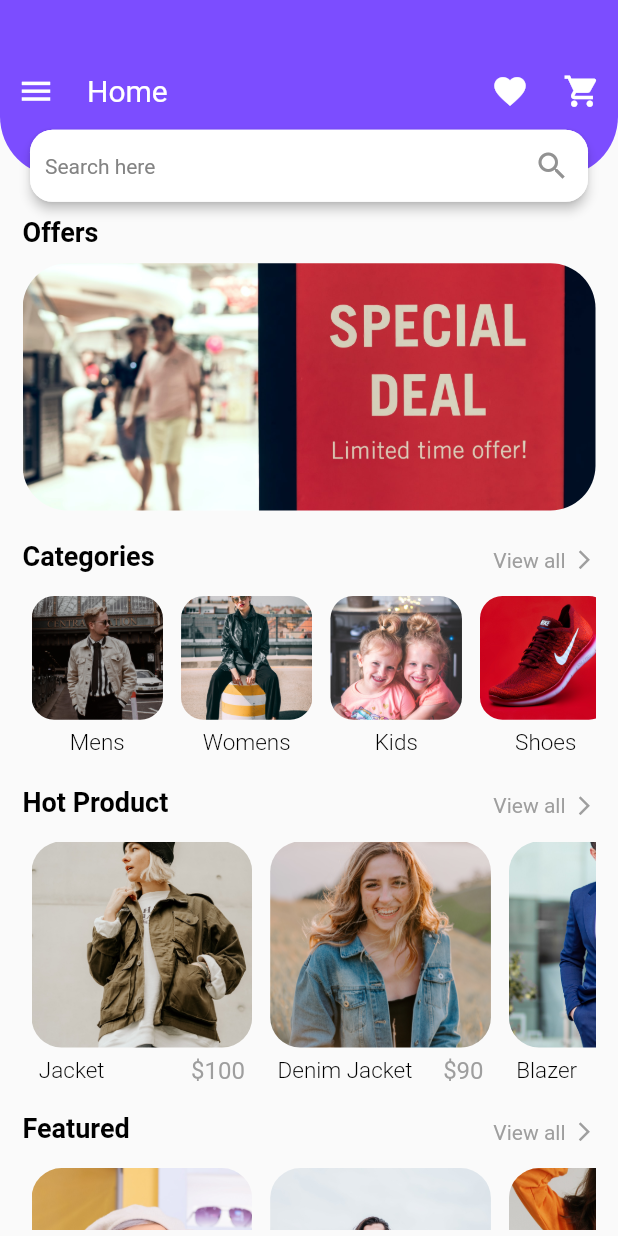
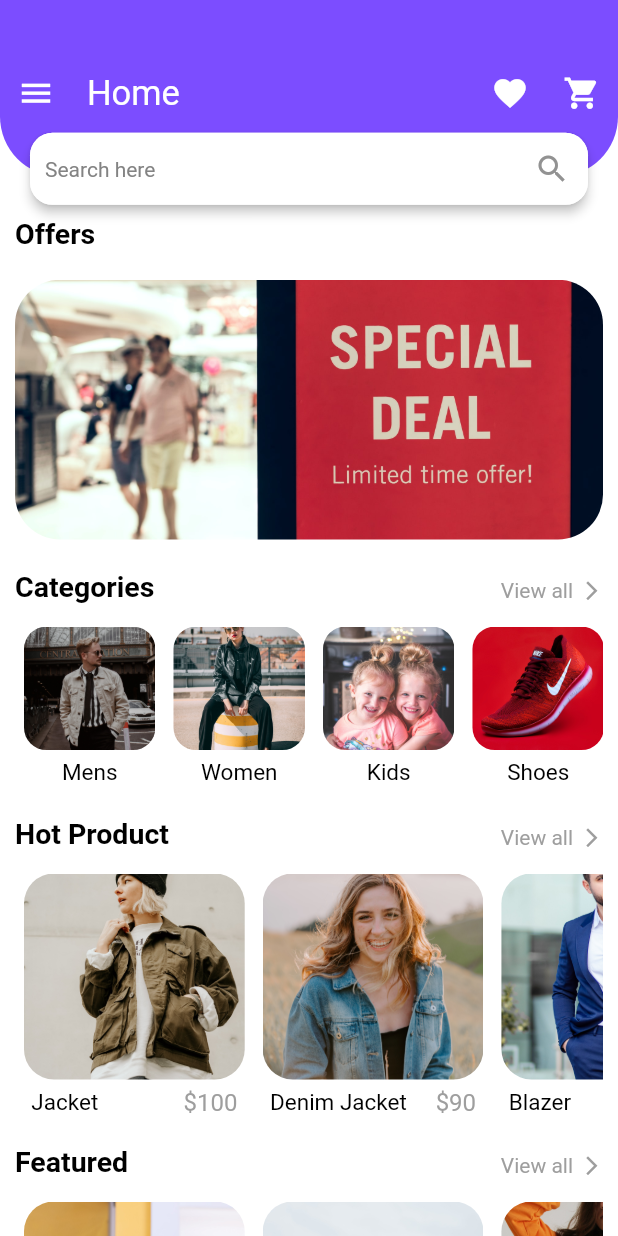
Before and after one commit to AmirBayat0/Flutter-E-Commerce-app-test, a Flutter app: the screen it shows after launch, on a phone screen of 412 x 824 dp. Run offline on Flutter 3.47's test engine with Material 2 defaults, Android fonts, the phone set to English and light mode, and no system bars; our stand-ins replace animate_do, flutter_spinkit, google_fonts.

Commit message:
New Version!

```diff
--- a/flutter_e_commerce_test/lib/components/big_item.dart
+++ b/flutter_e_commerce_test/lib/components/big_item.dart
@@ -1,29 +1,31 @@
+import 'package:animate_do/animate_do.dart';
 import 'package:flutter/material.dart';
 
 class BigItemSection extends StatelessWidget {
   const BigItemSection({
     Key? key,
-    required this.size,
-    required this.textTheme,
-    required this.itemlist,
+    required this.itemList,
   }) : super(key: key);
 
-  final Size size;
-  final TextTheme textTheme;
-  final List itemlist;
+  final List itemList;
 
   @override
   Widget build(BuildContext context) {
+    var textTheme = Theme.of(context).textTheme;
+    var size = MediaQuery.of(context).size;
+
     return Container(
       margin: const EdgeInsets.only(top: 10),
       width: size.width,
       height: size.height / 4.8,
       child: ListView.builder(
           physics: const BouncingScrollPhysics(),
-          itemCount: itemlist.length,
+          itemCount: itemList.length,
           scrollDirection: Axis.horizontal,
           itemBuilder: (ctx, index) {
-            return Column(
+            return FadeInRight(
+              delay: Duration(milliseconds: index * 200),
+              child: Column(
                 children: [
                   Container(
                     margin: const EdgeInsets.all(6),
@@ -32,7 +34,7 @@ class BigItemSection extends StatelessWidget {
                     decoration: BoxDecoration(
                         borderRadius: BorderRadius.circular(20),
                         image: DecorationImage(
-                          image: AssetImage(itemlist[index].img),
+                            image: AssetImage(itemList[index].img),
                             fit: BoxFit.cover)),
                   ),
                   SizedBox(
@@ -41,17 +43,18 @@ class BigItemSection extends StatelessWidget {
                       mainAxisAlignment: MainAxisAlignment.spaceBetween,
                       children: [
                         Text(
-                        itemlist[index].title,
+                          itemList[index].title,
                           style: textTheme.headline5,
                         ),
                         Text(
-                        "\$${itemlist[index].price}",
+                          "\$${itemList[index].price}",
                           style: textTheme.headline6,
                         )
                       ],
                     ),
                   )
                 ],
+              ),
             );
           }),
     );
--- a/flutter_e_commerce_test/lib/components/middle_text.dart
+++ b/flutter_e_commerce_test/lib/components/middle_text.dart
@@ -1,21 +1,16 @@
 import 'package:flutter/material.dart';
-
-import '../utils/strings.dart';
+import 'package:flutter_e_commerce_test/utils/strings.dart';
 
 class MiddleText extends StatelessWidget {
-  const MiddleText(
-      {Key? key,
-      required this.textTheme,
-      required this.text,
-      required this.delay})
+  const MiddleText({Key? key, required this.text, required this.delay})
       : super(key: key);
 
-  final TextTheme textTheme;
   final String text;
   final double delay;
 
   @override
   Widget build(BuildContext context) {
+    var textTheme = Theme.of(context).textTheme;
     return Column(
       children: [
         Row(
@@ -23,14 +18,14 @@ class MiddleText extends StatelessWidget {
           children: [
             Text(
               text,
-              style: textTheme.headline2,
+              style: textTheme.displayMedium,
             ),
             Expanded(child: Container()),
             Row(
               children: [
                 Text(
                   MyStrings.viewAllText,
-                  style: textTheme.headline3,
+                  style: textTheme.displaySmall,
                 ),
                 const SizedBox(
                   width: 5,
--- a/flutter_e_commerce_test/lib/data/dummy_data.dart
+++ b/flutter_e_commerce_test/lib/data/dummy_data.dart
@@ -1,6 +1,5 @@
 import 'package:flutter_e_commerce_test/gen/assets.gen.dart';
-
-import '../model/model.dart';
+import 'package:flutter_e_commerce_test/model/model.dart';
 
 /// Offers List
 List<String> offersList = [
@@ -17,7 +16,7 @@ List<String> offersList = [
 /// Categories List
 List<Categories> categoriesList = [
   Categories(title: "Mens", img: Assets.images.mens.path),
-  Categories(title: "Womens", img: Assets.images.womens.path),
+  Categories(title: "Women", img: Assets.images.womens.path),
   Categories(title: "Kids", img: Assets.images.kids.path),
   Categories(title: "Shoes", img: Assets.images.shoes.path),
   Categories(title: "Bags", img: Assets.images.bags.path),
@@ -37,7 +36,7 @@ List<Products> hotProductList = [
   Products(title: "T-shirt", img: Assets.images.tShirt.path, price: 70),
 ];
 
-/// Feattured List
+/// Featured List
 List<Products> featuredList = [
   Products(title: "Sunglasses", img: Assets.images.glass.path, price: 230),
   Products(title: "Sweater", img: Assets.images.sw.path, price: 67),
@@ -48,7 +47,6 @@ List<Products> featuredList = [
   Products(title: "Shirt", img: Assets.images.shirt.path, price: 100),
   Products(title: "Box", img: Assets.images.box.path, price: 105),
 ];
-
 
 /// Best for Customer List
 List<Products> bestsForCustomerList = [
--- a/flutter_e_commerce_test/lib/main.dart
+++ b/flutter_e_commerce_test/lib/main.dart
@@ -1,14 +1,22 @@
 import 'package:flutter/material.dart';
-import 'package:flutter/services.dart';
+import 'package:flutter_e_commerce_test/view/splash.dart';
+import 'package:google_fonts/google_fonts.dart';
 
-///
-import '../view/splash.dart';
+//
+// Created by CodeWithFlexZ
+// Tutorials on my YouTube
+//
+//! Instagram
+//! @CodeWithFlexZ
+//
+//? GitHub
+//? AmirBayat0
+//
+//* YouTube
+//* Programming with FlexZ
+//
 
 void main() {
-  SystemChrome.setSystemUIOverlayStyle(const SystemUiOverlayStyle(
-    statusBarColor: Colors.deepPurpleAccent,
-    statusBarIconBrightness: Brightness.light,
-  ));
   runApp(const MyApp());
 }
 
@@ -22,19 +30,37 @@ class MyApp extends StatelessWidget {
       title: 'Flutter E-Commerce app test',
       home: const SplashScreen(),
       theme: ThemeData(
-        textTheme: const TextTheme(
-          headline1: TextStyle(
-              color: Colors.white, fontSize: 20, fontWeight: FontWeight.normal),
-          headline2: TextStyle(
-              color: Colors.black, fontSize: 18, fontWeight: FontWeight.bold),
-          headline3: TextStyle(
-              color: Colors.grey, fontSize: 14, fontWeight: FontWeight.w400),
-          headline4: TextStyle(
-              color: Colors.black, fontSize: 15, fontWeight: FontWeight.w300),
-          headline5: TextStyle(
-              color: Colors.black, fontSize: 15, fontWeight: FontWeight.w300),
-          headline6: TextStyle(
-              color: Colors.grey, fontSize: 16, fontWeight: FontWeight.w400),
+        textTheme: TextTheme(
+          displayLarge: GoogleFonts.roboto(
+            color: Colors.white,
+            fontSize: 23,
+            fontWeight: FontWeight.normal,
+          ),
+          displayMedium: GoogleFonts.roboto(
+            color: Colors.black,
+            fontSize: 19,
+            fontWeight: FontWeight.bold,
+          ),
+          displaySmall: GoogleFonts.roboto(
+            color: Colors.grey,
+            fontSize: 14,
+            fontWeight: FontWeight.w400,
+          ),
+          headlineMedium: GoogleFonts.roboto(
+            color: Colors.black,
+            fontSize: 15,
+            fontWeight: FontWeight.w400,
+          ),
+          headlineSmall: GoogleFonts.roboto(
+            color: Colors.black,
+            fontSize: 15,
+            fontWeight: FontWeight.w400,
+          ),
+          titleLarge: GoogleFonts.roboto(
+            color: Colors.grey,
+            fontSize: 16,
+            fontWeight: FontWeight.w400,
+          ),
         ),
       ),
     );
--- a/flutter_e_commerce_test/lib/model/model.dart
+++ b/flutter_e_commerce_test/lib/model/model.dart
@@ -2,7 +2,6 @@ class Categories {
   String title;
   String img;
 
-  ///
   Categories({
     required this.title,
     required this.img,
@@ -14,7 +13,6 @@ class Products {
   String img;
   int price;
 
-  ///
   Products({
     required this.title,
     required this.img,
--- a/flutter_e_commerce_test/lib/utils/strings.dart
+++ b/flutter_e_commerce_test/lib/utils/strings.dart
@@ -1,8 +1,9 @@
-class MyStrings{
+class MyStrings {
+  MyStrings._();
   static const String categoriesText = "Categories";
   static const String offersText = "Offers";
   static const String hotProductText = "Hot Product";
   static const String featuredText = "Featured";
-  static const String bestForCustomerdText = "Bests For Customer";
+  static const String bestForCustomerText = "Bests For Customer";
   static const String viewAllText = "View all";
 }
--- a/flutter_e_commerce_test/lib/view/main_screen.dart
+++ b/flutter_e_commerce_test/lib/view/main_screen.dart
@@ -1,13 +1,11 @@
 import 'dart:async';
 
-///
+import 'package:animate_do/animate_do.dart';
 import 'package:flutter/material.dart';
-
-///
-import '../components/big_item.dart';
-import '../utils/strings.dart';
-import '../components/middle_text.dart';
-import '../data/dummy_data.dart';
+import 'package:flutter_e_commerce_test/components/big_item.dart';
+import 'package:flutter_e_commerce_test/components/middle_text.dart';
+import 'package:flutter_e_commerce_test/data/dummy_data.dart';
+import 'package:flutter_e_commerce_test/utils/strings.dart';
 
 class MainScreen extends StatefulWidget {
   const MainScreen({Key? key}) : super(key: key);
@@ -17,14 +15,8 @@ class MainScreen extends StatefulWidget {
 }
 
 class _MainScreenState extends State<MainScreen> {
-  PageController _pageController = PageController();
+  final PageController _pageController = PageController();
   int _currentIndex = 0;
-  /////////////////////////////////////
-  //@CodeWithFlexz on Instagram
-  //
-  //AmirBayat0 on Github
-  //Programming with Flexz on Youtube
-  /////////////////////////////////////
   @override
   void initState() {
     super.initState();
@@ -54,31 +46,35 @@ class _MainScreenState extends State<MainScreen> {
   @override
   Widget build(BuildContext context) {
     var size = MediaQuery.of(context).size;
-    var textTheme = Theme.of(context).textTheme;
+
     return GestureDetector(
       onTap: () => FocusManager.instance.primaryFocus?.unfocus(),
       child: Scaffold(
+        backgroundColor: Colors.white,
         body: SingleChildScrollView(
           child: Column(
             children: [
               /// AppBar
               CustomAppBar(
-                  size: size, iconSize: iconSize, textTheme: textTheme),
+                iconSize: iconSize,
+              ),
 
               /// Body
               Container(
                 margin: const EdgeInsets.only(
-                    top: 0, right: 15, left: 15, bottom: 0),
+                  top: 0,
+                  right: 10,
+                  left: 10,
+                  bottom: 0,
+                ),
                 width: size.width,
-                height: size.height / 1.22,
+                height: size.height / 1.21,
                 child: SingleChildScrollView(
                   physics: const BouncingScrollPhysics(),
                   child: Column(
                     children: [
                       /// Offer Section
                       OffersSection(
-                        textTheme: textTheme,
-                        size: size,
                         currentIndex: _currentIndex,
                         pageController: _pageController,
                         func: (value) {
@@ -94,32 +90,18 @@ class _MainScreenState extends State<MainScreen> {
                       ),
 
                       /// Middle Text
-                      MiddleText(
-                        textTheme: textTheme,
+                      FadeInRight(
+                        delay: const Duration(milliseconds: 600),
+                        child: const MiddleText(
                           text: MyStrings.categoriesText,
                           delay: 1,
                         ),
+                      ),
 
                       /// Categories Section
-                      CategoriesSection(size: size, textTheme: textTheme),
-
-                      ///
-                      const SizedBox(
-                        height: 15,
-                      ),
-
-                      /// Middle Text
-                      MiddleText(
-                        textTheme: textTheme,
-                        text: MyStrings.hotProductText,
-                        delay: 2,
-                      ),
-
-                      /// Big Item Section - ListView
-                      BigItemSection(
-                        size: size,
-                        textTheme: textTheme,
-                        itemlist: hotProductList,
+                      FadeInRight(
+                        delay: const Duration(milliseconds: 700),
+                        child: const CategoriesSection(),
                       ),
 
                       ///
@@ -128,17 +110,21 @@ class _MainScreenState extends State<MainScreen> {
                       ),
 
                       /// Middle Text
-                      MiddleText(
-                        textTheme: textTheme,
-                        text: MyStrings.featuredText,
-                        delay: 3,
+                      FadeInRight(
+                        delay: const Duration(milliseconds: 800),
+                        child: const MiddleText(
+                          text: MyStrings.hotProductText,
+                          delay: 2,
+                        ),
                       ),
 
                       /// Big Item Section - ListView
-                      BigItemSection(
-                          size: size,
-                          textTheme: textTheme,
-                          itemlist: featuredList),
+                      FadeInRight(
+                        delay: const Duration(milliseconds: 900),
+                        child: BigItemSection(
+                          itemList: hotProductList,
+                        ),
+                      ),
 
                       ///
                       const SizedBox(
@@ -146,17 +132,44 @@ class _MainScreenState extends State<MainScreen> {
                       ),
 
                       /// Middle Text
-                      MiddleText(
-                        textTheme: textTheme,
-                        text: MyStrings.bestForCustomerdText,
-                        delay: 4,
+                      FadeInRight(
+                        delay: const Duration(milliseconds: 1100),
+                        child: const MiddleText(
+                          text: MyStrings.featuredText,
+                          delay: 3,
+                        ),
                       ),
 
                       /// Big Item Section - ListView
-                      BigItemSection(
-                          size: size,
-                          textTheme: textTheme,
-                          itemlist: bestsForCustomerList)
+                      FadeInRight(
+                        delay: const Duration(milliseconds: 1200),
+                        child: BigItemSection(itemList: featuredList),
+                      ),
+
+                      ///
+                      const SizedBox(
+                        height: 15,
+                      ),
+
+                      /// Middle Text
+                      FadeInRight(
+                        delay: const Duration(milliseconds: 1300),
+                        child: const MiddleText(
+                          text: MyStrings.bestForCustomerText,
+                          delay: 4,
+                        ),
+                      ),
+
+                      /// Big Item Section - ListView
+                      FadeInRight(
+                        delay: const Duration(milliseconds: 1400),
+                        child: BigItemSection(itemList: bestsForCustomerList),
+                      ),
+
+                      ///
+                      const SizedBox(
+                        height: 25,
+                      ),
                     ],
                   ),
                 ),
@@ -173,15 +186,12 @@ class _MainScreenState extends State<MainScreen> {
 class CategoriesSection extends StatelessWidget {
   const CategoriesSection({
     Key? key,
-    required this.size,
-    required this.textTheme,
   }) : super(key: key);
-
-  final Size size;
-  final TextTheme textTheme;
 
   @override
   Widget build(BuildContext context) {
+    var size = MediaQuery.of(context).size;
+    var textTheme = Theme.of(context).textTheme;
     return Container(
       margin: const EdgeInsets.only(top: 10),
       width: size.width,
@@ -191,7 +201,9 @@ class CategoriesSection extends StatelessWidget {
           scrollDirection: Axis.horizontal,
           itemCount: categoriesList.length,
           itemBuilder: (ctx, index) {
-            return Column(
+            return FadeInRight(
+              delay: Duration(milliseconds: index * 300),
+              child: Column(
                 children: [
                   Container(
                       margin: const EdgeInsets.all(6),
@@ -205,9 +217,10 @@ class CategoriesSection extends StatelessWidget {
                       )),
                   Text(
                     categoriesList[index].title,
-                  style: textTheme.headline4,
+                    style: textTheme.headlineMedium,
                   )
                 ],
+              ),
             );
           }),
     );
@@ -218,35 +231,38 @@ class CategoriesSection extends StatelessWidget {
 class OffersSection extends StatelessWidget {
   const OffersSection({
     Key? key,
-    required this.textTheme,
-    required this.size,
     required this.currentIndex,
     required this.pageController,
     required this.func,
   }) : super(key: key);
 
-  final TextTheme textTheme;
-  final Size size;
   final int currentIndex;
   final PageController pageController;
   final Function(int) func;
 
   @override
   Widget build(BuildContext context) {
+    var size = MediaQuery.of(context).size;
+    var textTheme = Theme.of(context).textTheme;
     return Column(
       children: [
-        Row(
+        FadeInLeft(
+          delay: const Duration(milliseconds: 400),
+          child: Row(
             children: [
               Text(
                 MyStrings.offersText,
-              style: textTheme.headline2,
+                style: textTheme.displayMedium,
               ),
             ],
           ),
-        Container(
+        ),
+        FadeInUp(
+          delay: const Duration(milliseconds: 500),
+          child: Container(
             margin: const EdgeInsets.only(top: 10),
             width: size.width,
-          height: size.height / 5,
+            height: size.height / 4.5,
             child: PageView.builder(
                 onPageChanged: func,
                 controller: pageController,
@@ -254,13 +270,16 @@ class OffersSection extends StatelessWidget {
                 itemCount: offersList.length,
                 itemBuilder: (ctx, index) {
                   return Container(
+                    margin: const EdgeInsets.only(top: 10),
                     decoration: BoxDecoration(
                       borderRadius: BorderRadius.circular(30),
                       image: DecorationImage(
                           image: AssetImage(offersList[index]),
-                          fit: BoxFit.cover)),
+                          fit: BoxFit.cover),
+                    ),
                   );
                 }),
+          ),
         ),
       ],
     );
@@ -271,37 +290,42 @@ class OffersSection extends StatelessWidget {
 class CustomAppBar extends StatelessWidget {
   const CustomAppBar({
     Key? key,
-    required this.size,
     required this.iconSize,
-    required this.textTheme,
   }) : super(key: key);
 
-  final Size size;
   final double iconSize;
-  final TextTheme textTheme;
 
   @override
   Widget build(BuildContext context) {
+    var size = MediaQuery.of(context).size;
+    var textTheme = Theme.of(context).textTheme;
     return SizedBox(
         width: size.width,
         height: size.height / 5.7,
         child: Stack(
           children: [
-            Container(
+            FadeInDown(
+              delay: const Duration(milliseconds: 100),
+              child: Container(
                 width: size.width,
                 height: size.height / 7,
                 decoration: const BoxDecoration(
                   color: Colors.deepPurpleAccent,
                   borderRadius: BorderRadius.only(
                     bottomRight: Radius.circular(40),
-                      bottomLeft: Radius.circular(40))),
+                    bottomLeft: Radius.circular(40),
+                  ),
+                ),
+              ),
             ),
             Positioned(
               top: 35,
               left: 0,
               right: 0,
+              child: FadeInRight(
+                delay: const Duration(milliseconds: 100),
                 child: SizedBox(
-                height: size.height / 16,
+                  height: size.height / 15,
                   child: Row(
                     children: [
                       IconButton(
@@ -316,7 +340,7 @@ class CustomAppBar extends StatelessWidget {
                       ),
                       Text(
                         "Home",
-                      style: textTheme.headline1,
+                        style: textTheme.displayLarge,
                       ),
                       Expanded(child: Container()),
                       IconButton(
@@ -337,10 +361,13 @@ class CustomAppBar extends StatelessWidget {
                   ),
                 ),
               ),
+            ),
             Positioned(
-              bottom: 10,
+              bottom: 8,
               left: 20,
               right: 20,
+              child: FadeInUp(
+                delay: const Duration(milliseconds: 300),
                 child: Material(
                   shadowColor: Colors.black,
                   elevation: 3,
@@ -360,7 +387,9 @@ class CustomAppBar extends StatelessWidget {
                       hintText: "Search here",
                       hintStyle: const TextStyle(
                           fontSize: 14,
-                          color: Color.fromARGB(255, 131, 131, 131))),
+                          color: Color.fromARGB(255, 131, 131, 131)),
+                    ),
+                  ),
                 ),
               ),
             ),
--- a/flutter_e_commerce_test/lib/view/splash.dart
+++ b/flutter_e_commerce_test/lib/view/splash.dart
@@ -1,9 +1,6 @@
 import 'package:flutter/material.dart';
+import 'package:flutter_e_commerce_test/view/main_screen.dart';
 import 'package:flutter_spinkit/flutter_spinkit.dart';
-
-///
-import '../gen/assets.gen.dart';
-import '../view/main_screen.dart';
 
 class SplashScreen extends StatefulWidget {
   const SplashScreen({Key? key}) : super(key: key);
@@ -25,7 +22,8 @@ class _SplashScreenState extends State<SplashScreen> {
 
   @override
   Widget build(BuildContext context) {
-    return Scaffold(
+    return const Scaffold(
+      backgroundColor: Colors.deepPurpleAccent,
       body: SizedBox(
         width: double.infinity,
         height: double.infinity,
@@ -36,17 +34,17 @@ class _SplashScreenState extends State<SplashScreen> {
               width: 300,
               height: 300,
               child: Image(
-                image: AssetImage(Assets.images.splash.path),
+                image: AssetImage('assets/images/online-shop.png'),
               ),
             ),
-            const SizedBox(
+            SizedBox(
               height: 25,
             ),
-            const SizedBox(
+            SizedBox(
               width: double.infinity,
-              child: SpinKitWave(
-                color: Colors.blue,
-                size: 30.0,
+              child: SpinKitDoubleBounce(
+                color: Colors.white,
+                size: 50.0,
               ),
             )
           ],
--- a/flutter_e_commerce_test/pubspec.yaml
+++ b/flutter_e_commerce_test/pubspec.yaml
@@ -13,7 +13,9 @@ dependencies:
     sdk: flutter
 
   cupertino_icons: ^1.0.2
-  flutter_spinkit: ^5.1.0
+  flutter_spinkit: ^5.2.0
+  google_fonts: ^6.1.0
+  animate_do: ^3.1.2
 
 
 dev_dependencies:
```
Also changed, not shown: flutter_e_commerce_test/analysis_options.yaml (deleted, +0 -29 lines), flutter_e_commerce_test/assets/images/online-shop.png (added), flutter_e_commerce_test/assets/images/splash.png (deleted), flutter_e_commerce_test/pubspec.lock (deleted), 43 other files. Lines whose indentation alone changed are shown as unchanged.
